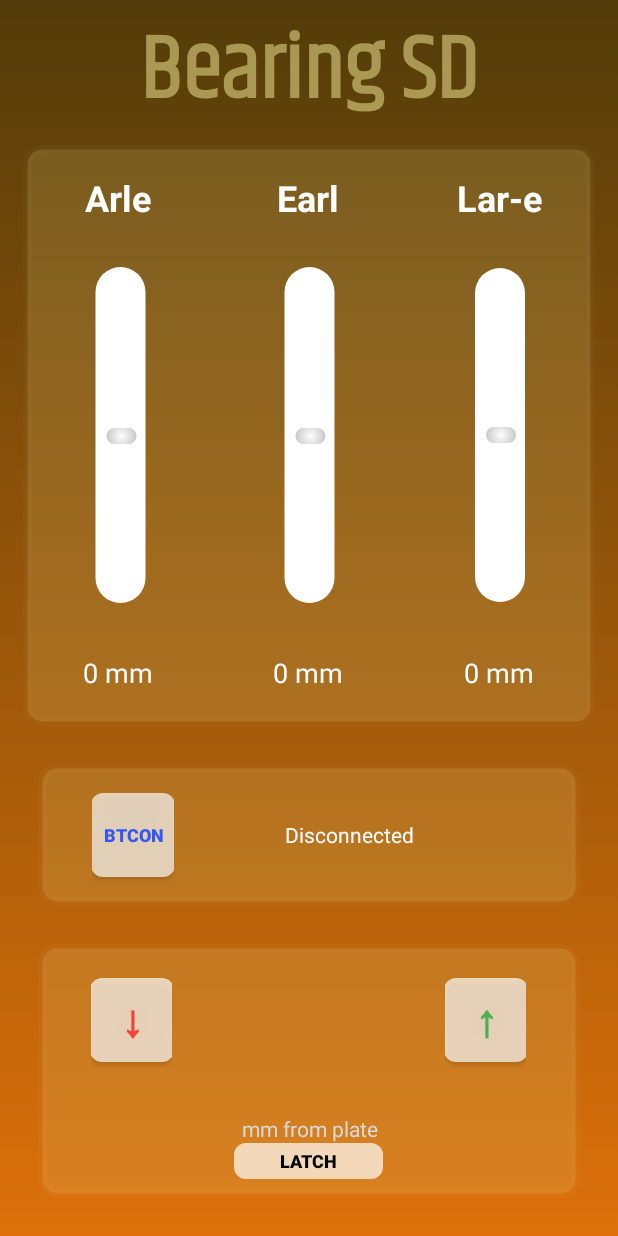
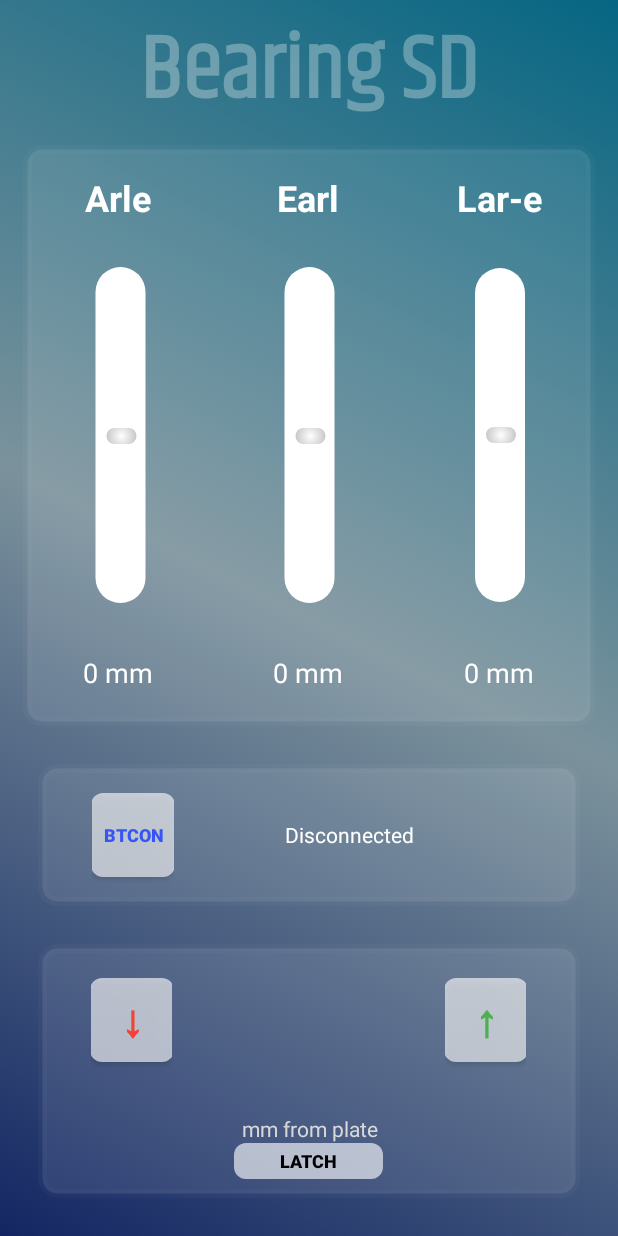
Before and after one commit to mmcassa/ECE4960, an Android app: the layout activity_main.xml on its own in the app's theme, with its tools: preview values and no code run, on a phone screen of 412 x 824 dp. Run offline under Robolectric (Android 15) with nearby library versions, the phone set to English and light mode, and no system bars; Roboto replaces fonts that are not available here.

Commit message:
UI and Function Update

```diff
--- a/BearingSD/app/src/main/res/drawable/bars_gradient.xml
+++ b/BearingSD/app/src/main/res/drawable/bars_gradient.xml
@@ -3,8 +3,9 @@
     <item>
         <shape>
             <gradient
-                android:angle="90"
+                android:angle="45"
                 android:startColor="@color/gradientStart"
+                android:centerColor="@color/gradientCenter"
                 android:endColor="@color/gradientEnd"
                 android:type="linear" />
         </shape>
--- a/BearingSD/app/src/main/res/drawable/button_style.xml
+++ b/BearingSD/app/src/main/res/drawable/button_style.xml
@@ -1,7 +1,7 @@
 <?xml version="1.0" encoding="utf-8"?>
 <shape xmlns:android="http://schemas.android.com/apk/res/android"
-    android:shape="rectangle">
-    <solid android:color="#AFffffff" />
+    android:shape="rectangle" >
+    <solid android:color="#9Fffffff" android:elevation="10dp"/>
     <corners android:bottomRightRadius="8dp"
         android:bottomLeftRadius="8dp"
         android:topRightRadius="8dp"
--- a/BearingSD/app/src/main/res/layout/activity_main.xml
+++ b/BearingSD/app/src/main/res/layout/activity_main.xml
@@ -346,7 +346,6 @@
                             android:gravity="center"
                             android:layout_weight="2"
                             android:ems="10"
-                            android:inputType="numberDecimal"
                             android:maxLength="4"
                             android:singleLine="true"
                             android:textAlignment="center"
--- a/BearingSD/app/src/main/res/values/colors.xml
+++ b/BearingSD/app/src/main/res/values/colors.xml
@@ -7,8 +7,9 @@
     <color name="seekThumb">#FFFFFF</color>
     <color name="thumbGreen">#09fa43</color>
     <color name="thumbYellow">#DBB91B</color>
-    <color name="gradientEnd">#533C09</color>
-    <color name="gradientStart">#DD700A</color>
+    <color name="gradientEnd">#066683</color>
+    <color name="gradientCenter">#7B929C</color>
+    <color name="gradientStart">#132663</color>
     <color name="barsBackground">#D3D0D0</color>
     <color name="namesBackground">#AFE9FA</color>
     <color name="heightBackground">#C8E0E7</color>
@@ -16,8 +17,9 @@
     <color name="textPrimary">#FFFFFF</color>
     <color name="textSecondary">#D8D8D8</color>
     <color name="transparent">#00909090</color>
-    <color name="whiteTransparent">#99E0D586</color>
-    <color name="redTransparent">#99C20000</color>
+    <color name="whiteTransparent">#4FFFFFFF</color>
+    <color name="blackTransparent">#59000000</color>
+    <color name="colorTransparent">#99C20000</color>
     <color name="whiteTransparent2">#16FFFFFF</color>
     <color name="whiteTransparent3">#36FFFFFF</color>
 </resources>
```
Also changed, not shown: BearingSD/app/src/main/java/com/example/bearingsd/MainActivity.java (+29 -28 lines), BearingSD/app/src/main/res/drawable/button_shadow.xml (added, +23 -0 lines).
